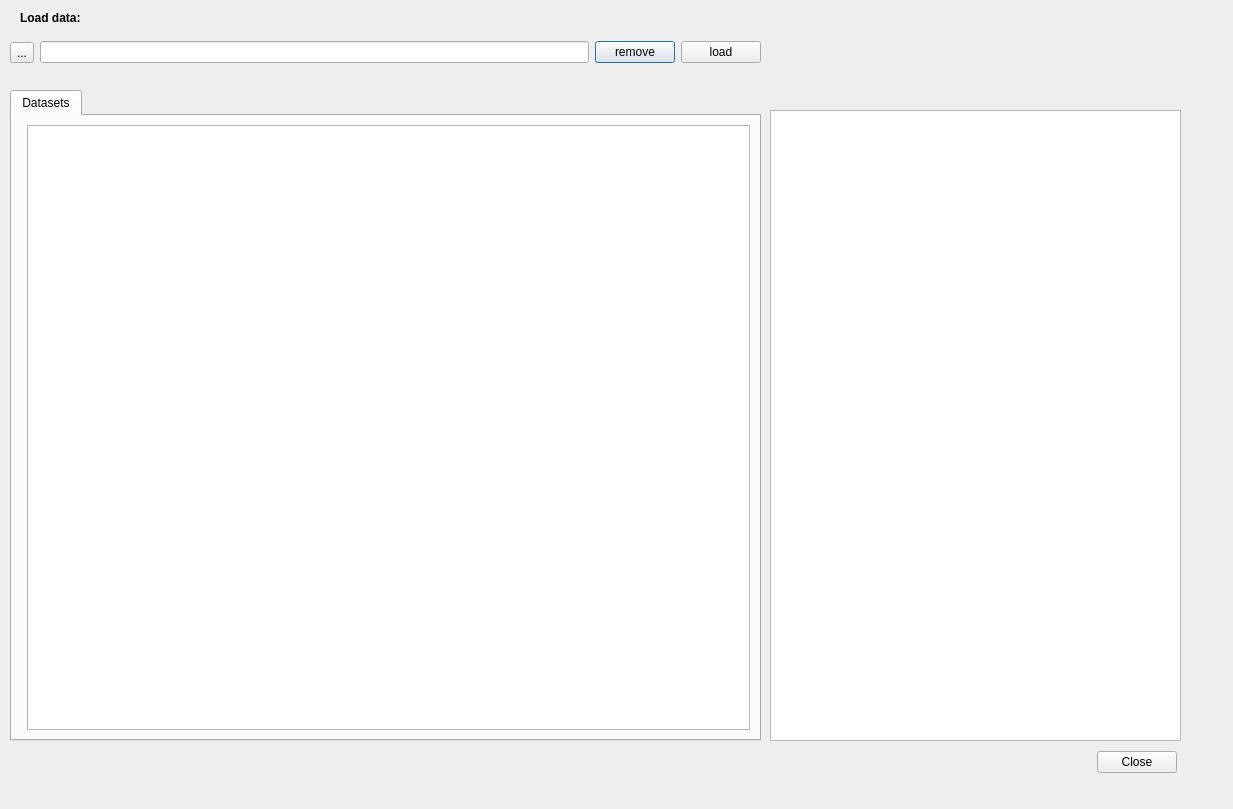
Above: netCDFVisualizer.ui from EBVcube/EBVCubeVisualizer before the change. Below: the same form after it.
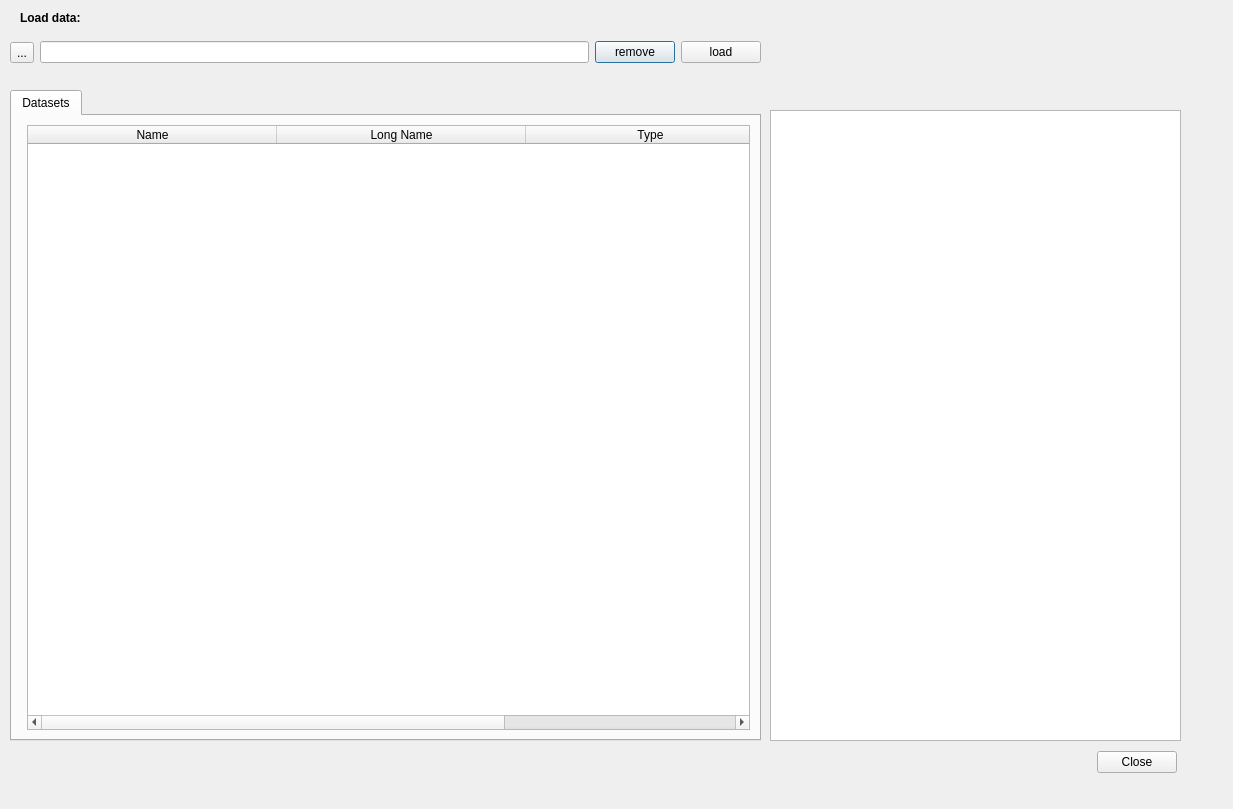
That is the form after the change.

Patch:
```diff
--- a/netCDFVisualizer.ui
+++ b/netCDFVisualizer.ui
@@ -83,6 +83,12 @@
    <layout class="QGridLayout" name="gridLayout">
     <item row="0" column="1">
      <widget class="QTabWidget" name="tabWidget">
+      <property name="maximumSize">
+       <size>
+        <width>249000</width>
+        <height>16777215</height>
+       </size>
+      </property>
       <property name="currentIndex">
        <number>0</number>
       </property>
@@ -92,19 +98,43 @@
        </attribute>
        <layout class="QFormLayout" name="formLayout">
         <item row="0" column="1">
-         <widget class="QTableView" name="tableView">
-          <property name="alternatingRowColors">
-           <bool>false</bool>
+         <widget class="QTableWidget" name="tableWidget">
+          <property name="maximumSize">
+           <size>
+            <width>249000</width>
+            <height>16777215</height>
+           </size>
           </property>
-          <property name="showGrid">
-           <bool>true</bool>
+          <property name="rowCount">
+           <number>0</number>
           </property>
-          <property name="gridStyle">
-           <enum>Qt::DashLine</enum>
-          </property>
-          <attribute name="verticalHeaderStretchLastSection">
+          <attribute name="horizontalHeaderVisible">
+           <bool>true</bool>
+          </attribute>
+          <attribute name="horizontalHeaderCascadingSectionResizes">
+           <bool>true</bool>
+          </attribute>
+          <attribute name="horizontalHeaderDefaultSectionSize">
+           <number>249</number>
+          </attribute>
+          <attribute name="horizontalHeaderShowSortIndicator" stdset="0">
            <bool>false</bool>
           </attribute>
+          <column>
+           <property name="text">
+            <string>Name</string>
+           </property>
+          </column>
+          <column>
+           <property name="text">
+            <string>Long Name</string>
+           </property>
+          </column>
+          <column>
+           <property name="text">
+            <string>Type</string>
+           </property>
+          </column>
          </widget>
         </item>
        </layout>
@@ -156,7 +186,7 @@
    </property>
    <layout class="QVBoxLayout" name="verticalLayout">
     <item>
-     <widget class="QTableWidget" name="tableWidget"/>
+     <widget class="QListWidget" name="listWidget"/>
     </item>
    </layout>
   </widget>
```
